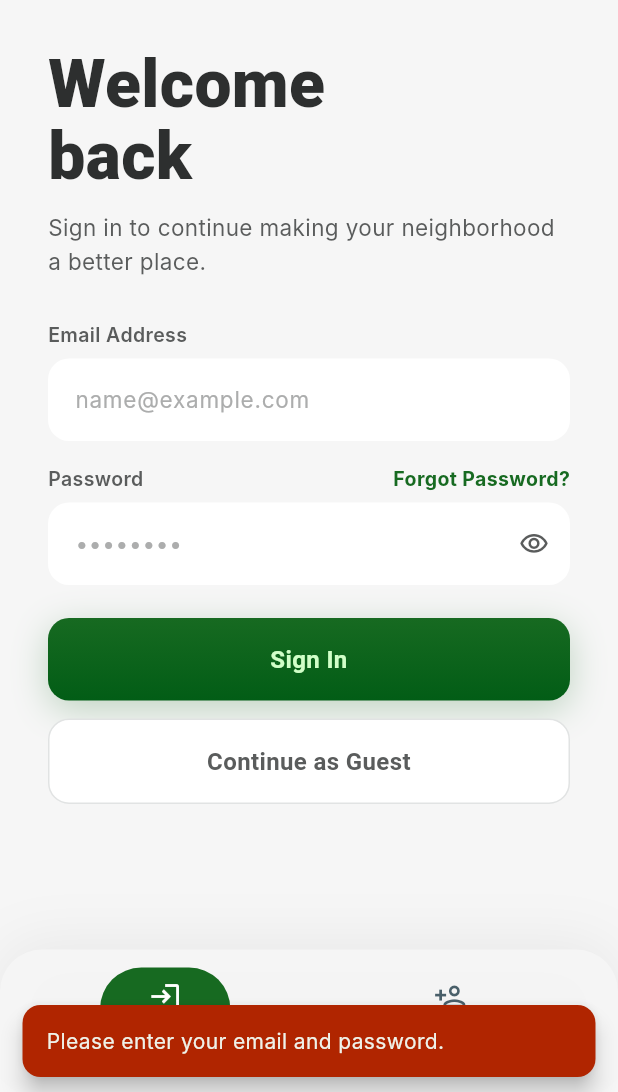
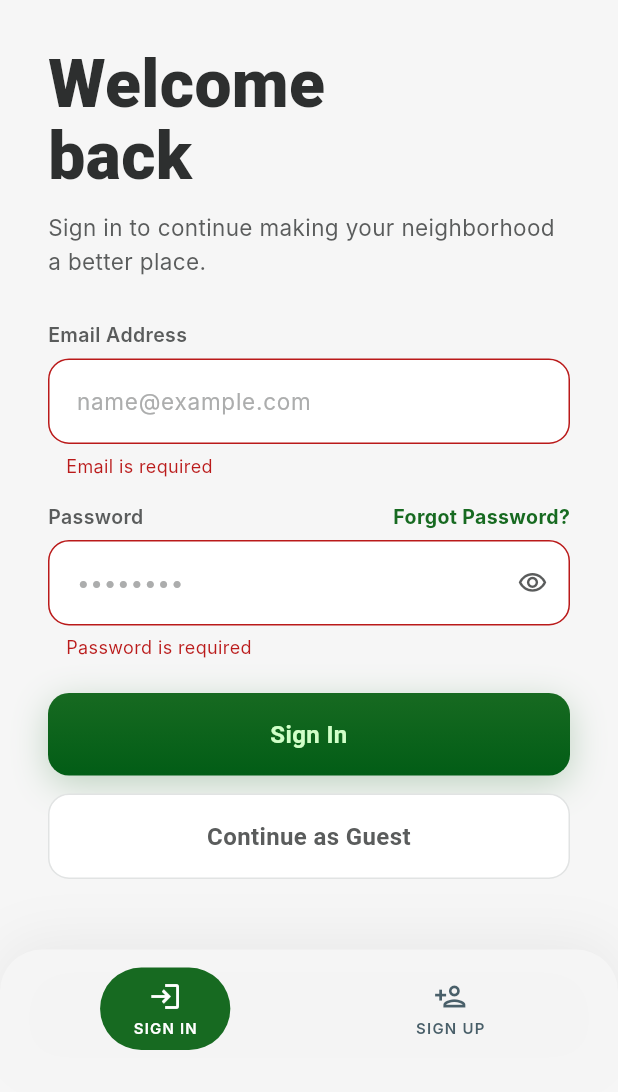
Before and after one commit to bounswe/bounswe2026group1, a Flutter app: the screen it shows after launch, after a tap on "Sign In", on a phone screen of 412 x 824 dp, the part 144-1236 px from its top. Run offline on Flutter 3.47's test engine with Material 3 defaults, Android fonts, the phone set to English and light mode, and no system bars; our stand-ins replace flutter_map, geolocator, image_picker, latlong2, permission_handler, shared_preferences and 1 more; missing offline and left inert: video_compress; network calls fail; Roboto replaces fonts that are missing (Inter, Plus Jakarta Sans).

Commit message:
feat: edit and customize invalid request on login and signup

```diff
--- a/mobile/lib/screens/login_screen.dart
+++ b/mobile/lib/screens/login_screen.dart
@@ -19,6 +19,10 @@ class _LoginScreenState extends State<LoginScreen> {
   bool _obscurePassword = true;
   bool _loading = false;
 
+  String? _emailError;
+  String? _passwordError;
+  String? _formError;
+
   @override
   void dispose() {
     _emailController.dispose();
@@ -30,10 +34,13 @@ class _LoginScreenState extends State<LoginScreen> {
     final email = _emailController.text.trim();
     final password = _passwordController.text;
 
-    if (email.isEmpty || password.isEmpty) {
-      _showError('Please enter your email and password.');
-      return;
-    }
+    setState(() {
+      _emailError = email.isEmpty ? 'Email is required' : null;
+      _passwordError = password.isEmpty ? 'Password is required' : null;
+      _formError = null;
+    });
+
+    if (email.isEmpty || password.isEmpty) return;
 
     setState(() => _loading = true);
     try {
@@ -44,23 +51,12 @@ class _LoginScreenState extends State<LoginScreen> {
         MaterialPageRoute(builder: (_) => const MainShell()),
       );
     } on ApiException catch (e) {
-      if (mounted) _showError(e.userMessage);
+      if (mounted) setState(() => _formError = e.userMessage);
     } catch (_) {
-      if (mounted) _showError('Cannot reach server. Check your connection.');
+      if (mounted) setState(() => _formError = 'Cannot reach server. Check your connection.');
     } finally {
       if (mounted) setState(() => _loading = false);
     }
-  }
-
-  void _showError(String message) {
-    ScaffoldMessenger.of(context).showSnackBar(
-      SnackBar(
-        content: Text(message),
-        backgroundColor: const Color(0xFFB02500),
-        behavior: SnackBarBehavior.floating,
-        shape: RoundedRectangleBorder(borderRadius: BorderRadius.circular(12)),
-      ),
-    );
   }
 
   @override
@@ -116,6 +112,7 @@ class _LoginScreenState extends State<LoginScreen> {
                       controller: _emailController,
                       hint: 'name@example.com',
                       keyboardType: TextInputType.emailAddress,
+                      errorText: _emailError,
                     ),
                     const SizedBox(height: 16),
                     Row(
@@ -140,6 +137,7 @@ class _LoginScreenState extends State<LoginScreen> {
                       controller: _passwordController,
                       hint: '••••••••',
                       obscure: _obscurePassword,
+                      errorText: _passwordError,
                       suffix: IconButton(
                         icon: Icon(
                           _obscurePassword
@@ -155,6 +153,33 @@ class _LoginScreenState extends State<LoginScreen> {
                       ),
                     ),
                     const SizedBox(height: 22),
+                    if (_formError != null) ...[
+                      Container(
+                        padding: const EdgeInsets.all(12),
+                        decoration: BoxDecoration(
+                          color: const Color(0xFFFFDAD6),
+                          borderRadius: BorderRadius.circular(12),
+                          border: Border.all(color: const Color(0xFFFFB4AB)),
+                        ),
+                        child: Row(
+                          children: [
+                            const Icon(Icons.error_outline, color: Color(0xFFBA1A1A), size: 20),
+                            const SizedBox(width: 12),
+                            Expanded(
+                              child: Text(
+                                _formError!,
+                                style: const TextStyle(
+                                  color: Color(0xFFBA1A1A),
+                                  fontSize: 13,
+                                  fontWeight: FontWeight.w500,
+                                ),
+                              ),
+                            ),
+                          ],
+                        ),
+                      ),
+                      const SizedBox(height: 22),
+                    ],
                     _buildPrimaryButton(),
                     const SizedBox(height: 12),
                     _buildGuestButton(),
@@ -184,11 +209,16 @@ class _LoginScreenState extends State<LoginScreen> {
     TextInputType? keyboardType,
     bool obscure = false,
     Widget? suffix,
+    String? errorText,
   }) {
-    return Container(
+    return Column(
+      crossAxisAlignment: CrossAxisAlignment.start,
+      children: [
+        Container(
           decoration: BoxDecoration(
             color: AppColors.surfaceContainerLowest,
             borderRadius: BorderRadius.circular(14),
+            border: errorText != null ? Border.all(color: const Color(0xFFBA1A1A)) : null,
           ),
           child: TextField(
             controller: controller,
@@ -205,7 +235,26 @@ class _LoginScreenState extends State<LoginScreen> {
               ),
               suffixIcon: suffix,
             ),
+            onChanged: (_) {
+              if (errorText != null) {
+                setState(() {
+                  if (controller == _emailController) _emailError = null;
+                  if (controller == _passwordController) _passwordError = null;
+                  _formError = null;
+                });
+              }
+            },
           ),
+        ),
+        if (errorText != null)
+          Padding(
+            padding: const EdgeInsets.only(top: 6, left: 12),
+            child: Text(
+              errorText,
+              style: const TextStyle(color: Color(0xFFBA1A1A), fontSize: 12),
+            ),
+          ),
+      ],
     );
   }
 
--- a/mobile/lib/screens/register_screen.dart
+++ b/mobile/lib/screens/register_screen.dart
@@ -21,6 +21,11 @@ class _RegisterScreenState extends State<RegisterScreen> {
   bool _agreedToTerms = false;
   bool _loading = false;
 
+  String? _nameError;
+  String? _emailError;
+  String? _passwordError;
+  String? _formError;
+
   @override
   void dispose() {
     _nameController.dispose();
@@ -34,12 +39,27 @@ class _RegisterScreenState extends State<RegisterScreen> {
     final email = _emailController.text.trim();
     final password = _passwordController.text;
 
-    if (name.isEmpty || email.isEmpty || password.isEmpty) {
-      _showError('Please fill in all fields.');
-      return;
+    String? validatePassword(String pass) {
+      if (pass.isEmpty) return 'Password is required';
+      if (pass.length < 8) return 'Min 8 characters required';
+      if (!RegExp(r'[A-Z]').hasMatch(pass)) return 'Must contain at least 1 uppercase letter';
+      if (!RegExp(r'[a-z]').hasMatch(pass)) return 'Must contain at least 1 lowercase letter';
+      if (!RegExp(r'\d').hasMatch(pass)) return 'Must contain at least 1 digit';
+      if (!RegExp(r'[!@#\$%^&*(),.?":{}|<>+=\-\[\]\\]').hasMatch(pass)) return 'Must contain at least 1 special character';
+      return null;
     }
+
+    setState(() {
+      _nameError = name.isEmpty ? 'Name is required' : null;
+      _emailError = email.isEmpty ? 'Email is required' : null;
+      _passwordError = validatePassword(password);
+      _formError = null;
+    });
+
+    if (_nameError != null || _emailError != null || _passwordError != null) return;
+
     if (!_agreedToTerms) {
-      _showError('Please accept the Terms of Service to continue.');
+      setState(() => _formError = 'Please accept the Terms of Service to continue.');
       return;
     }
 
@@ -55,23 +75,12 @@ class _RegisterScreenState extends State<RegisterScreen> {
         MaterialPageRoute(builder: (_) => const MainShell()),
       );
     } on ApiException catch (e) {
-      if (mounted) _showError(e.userMessage);
+      if (mounted) setState(() => _formError = e.userMessage);
     } catch (_) {
-      if (mounted) _showError('Cannot reach server. Check your connection.');
+      if (mounted) setState(() => _formError = 'Cannot reach server. Check your connection.');
     } finally {
       if (mounted) setState(() => _loading = false);
     }
-  }
-
-  void _showError(String message) {
-    ScaffoldMessenger.of(context).showSnackBar(
-      SnackBar(
-        content: Text(message),
-        backgroundColor: const Color(0xFFB02500),
-        behavior: SnackBarBehavior.floating,
-        shape: RoundedRectangleBorder(borderRadius: BorderRadius.circular(12)),
-      ),
-    );
   }
 
   @override
@@ -126,6 +135,7 @@ class _RegisterScreenState extends State<RegisterScreen> {
                     _buildTextField(
                       controller: _nameController,
                       hint: 'Enter your name',
+                      errorText: _nameError,
                     ),
                     const SizedBox(height: 14),
                     _buildLabel('Email Address'),
@@ -134,6 +144,7 @@ class _RegisterScreenState extends State<RegisterScreen> {
                       controller: _emailController,
                       hint: 'you@example.com',
                       keyboardType: TextInputType.emailAddress,
+                      errorText: _emailError,
                     ),
                     const SizedBox(height: 14),
                     _buildLabel('Password'),
@@ -142,6 +153,7 @@ class _RegisterScreenState extends State<RegisterScreen> {
                       controller: _passwordController,
                       hint: '••••••••',
                       obscure: _obscurePassword,
+                      errorText: _passwordError,
                       suffix: IconButton(
                         icon: Icon(
                           _obscurePassword
@@ -172,8 +184,10 @@ class _RegisterScreenState extends State<RegisterScreen> {
                           height: 22,
                           child: Checkbox(
                             value: _agreedToTerms,
-                            onChanged: (v) =>
-                                setState(() => _agreedToTerms = v ?? false),
+                            onChanged: (v) => setState(() {
+                              _agreedToTerms = v ?? false;
+                              if (_agreedToTerms) _formError = null;
+                            }),
                             activeColor: AppColors.primary,
                             shape: RoundedRectangleBorder(
                               borderRadius: BorderRadius.circular(4),
@@ -217,6 +231,33 @@ class _RegisterScreenState extends State<RegisterScreen> {
                       ],
                     ),
                     const SizedBox(height: 20),
+                    if (_formError != null) ...[
+                      Container(
+                        padding: const EdgeInsets.all(12),
+                        decoration: BoxDecoration(
+                          color: const Color(0xFFFFDAD6),
+                          borderRadius: BorderRadius.circular(12),
+                          border: Border.all(color: const Color(0xFFFFB4AB)),
+                        ),
+                        child: Row(
+                          children: [
+                            const Icon(Icons.error_outline, color: Color(0xFFBA1A1A), size: 20),
+                            const SizedBox(width: 12),
+                            Expanded(
+                              child: Text(
+                                _formError!,
+                                style: const TextStyle(
+                                  color: Color(0xFFBA1A1A),
+                                  fontSize: 13,
+                                  fontWeight: FontWeight.w500,
+                                ),
+                              ),
+                            ),
+                          ],
+                        ),
+                      ),
+                      const SizedBox(height: 20),
+                    ],
                     _buildPrimaryButton(),
                     const SizedBox(height: 16),
                     Center(
@@ -271,11 +312,16 @@ class _RegisterScreenState extends State<RegisterScreen> {
     TextInputType? keyboardType,
     bool obscure = false,
     Widget? suffix,
+    String? errorText,
   }) {
-    return Container(
+    return Column(
+      crossAxisAlignment: CrossAxisAlignment.start,
+      children: [
+        Container(
           decoration: BoxDecoration(
             color: AppColors.surfaceContainerLowest,
             borderRadius: BorderRadius.circular(14),
+            border: errorText != null ? Border.all(color: const Color(0xFFBA1A1A)) : null,
           ),
           child: TextField(
             controller: controller,
@@ -292,7 +338,27 @@ class _RegisterScreenState extends State<RegisterScreen> {
               ),
               suffixIcon: suffix,
             ),
+            onChanged: (_) {
+              if (errorText != null) {
+                setState(() {
+                  if (controller == _nameController) _nameError = null;
+                  if (controller == _emailController) _emailError = null;
+                  if (controller == _passwordController) _passwordError = null;
+                  _formError = null;
+                });
+              }
+            },
           ),
+        ),
+        if (errorText != null)
+          Padding(
+            padding: const EdgeInsets.only(top: 6, left: 12),
+            child: Text(
+              errorText,
+              style: const TextStyle(color: Color(0xFFBA1A1A), fontSize: 12),
+            ),
+          ),
+      ],
     );
   }
 
```
Lines whose indentation alone changed are shown as unchanged.
